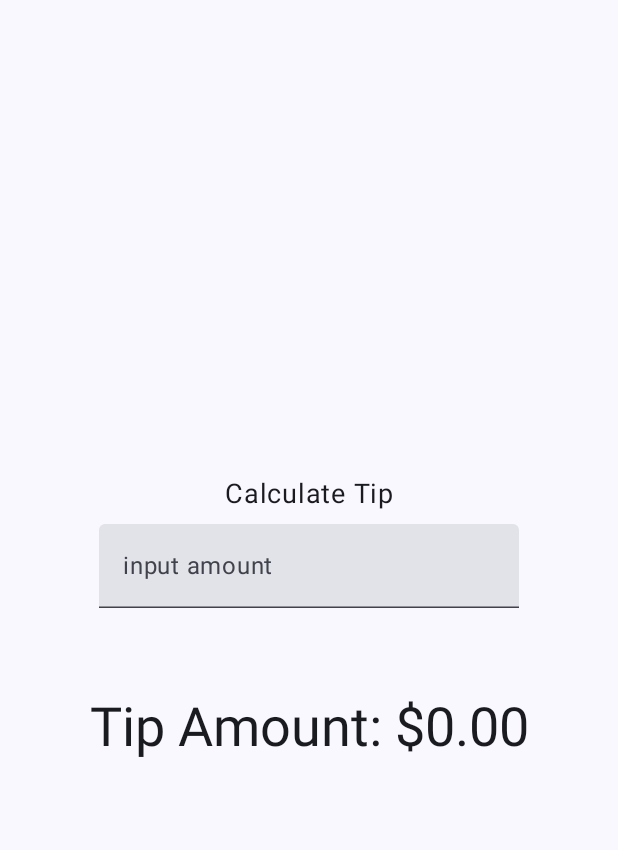
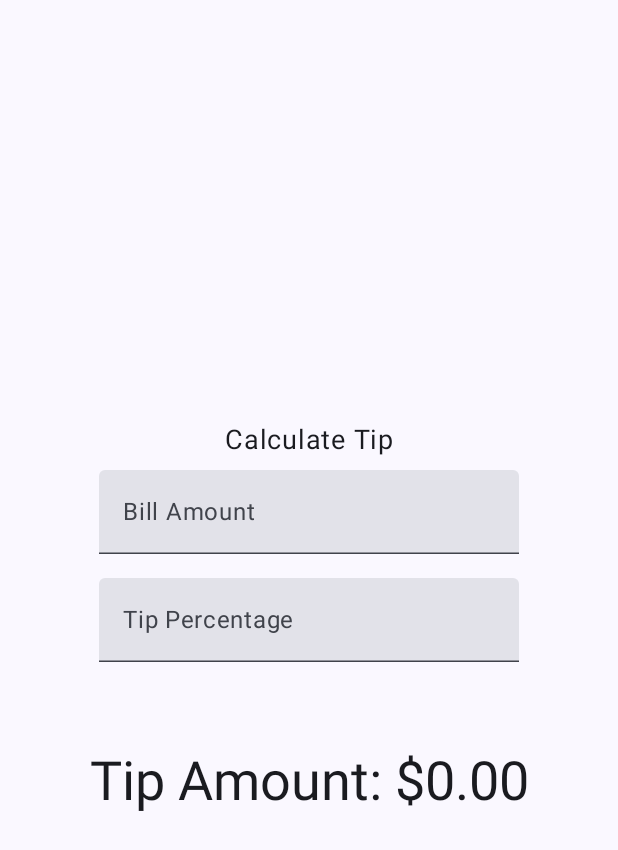
Before and after one commit to mumin-ahmod/android-basic, an Android app built with Jetpack Compose: the screen it shows after launch (MainActivity), on a phone screen of 412 x 824 dp. Shown: the top 850 px of the screen. Run offline under Robolectric (Android 15) with nearby library versions, the light colour scheme and no system bars.

Commit message:
5 pract: tip calc multiple input

```diff
--- a/app/src/main/java/com/example/firstandroid/MainActivity.kt
+++ b/app/src/main/java/com/example/firstandroid/MainActivity.kt
@@ -67,9 +67,12 @@
 fun TipTextAndFiled(modifier: Modifier = Modifier) {
     var billAmount by remember { mutableStateOf("") }
 
-    val amount = billAmount.toDoubleOrNull() ?:0.0
-    val tip = calculateTip(amount)
-    Column (
+    var percent by remember { mutableStateOf("") }
+
+    val amount = billAmount.toDoubleOrNull() ?: 0.0
+    val percentage = percent.toDoubleOrNull() ?: 0.0
+    val tip = calculateTip(amount, percentage)
+    Column(
         horizontalAlignment = Alignment.CenterHorizontally,
         verticalArrangement = Arrangement.Center,
         modifier = Modifier
@@ -85,11 +88,20 @@
             fontSize = 18.sp
         )
 
-        TextField(
-            value = billAmount,
-            label = { Text(text = "input amount") },
-            onValueChange = {billAmount = it},
-            modifier = modifier.padding(all = 8.dp)
+        //bill amount filed
+        TextFiledWithIcon(
+            amount= billAmount,
+            label = stringResource(R.string.bill_amount),
+            onValueChanged = { billAmount = it },
+            modifier = modifier
+        )
+
+        //percentage filed
+        TextFiledWithIcon(
+            amount= percent,
+            label = stringResource(R.string.tip_percent),
+            onValueChanged = { percent = it },
+            modifier = modifier
         )
 
         Spacer(modifier = modifier.height(50.dp))
@@ -103,8 +115,24 @@
     }
 }
 
-private fun calculateTip(amount : Double, tipPercent: Double = 15.00) : String {
-    val tip = tipPercent / 100*amount
+@Composable
+private fun TextFiledWithIcon(
+    amount: String,
+    label: String,
+    onValueChanged: (String) -> Unit,
+    modifier: Modifier
+) {
+
+    TextField(
+        value = amount,
+        label = { Text(text = label) },
+        onValueChange = onValueChanged,
+        modifier = modifier.padding(all = 8.dp)
+    )
+}
+
+private fun calculateTip(amount: Double, tipPercent: Double ): String {
+    val tip = tipPercent / 100 * amount
 
     return NumberFormat.getCurrencyInstance().format(tip)
 }
--- a/app/src/main/res/values/strings.xml
+++ b/app/src/main/res/values/strings.xml
@@ -5,4 +5,6 @@
     <string name="roll">Roll</string>
     <string name="calculate_tip">Calculate Tip</string>
     <string name="tip_amount">Tip Amount: %s</string>
+    <string name="bill_amount">Bill Amount</string>
+    <string name="tip_percent">Tip Percentage</string>
 </resources>
```
